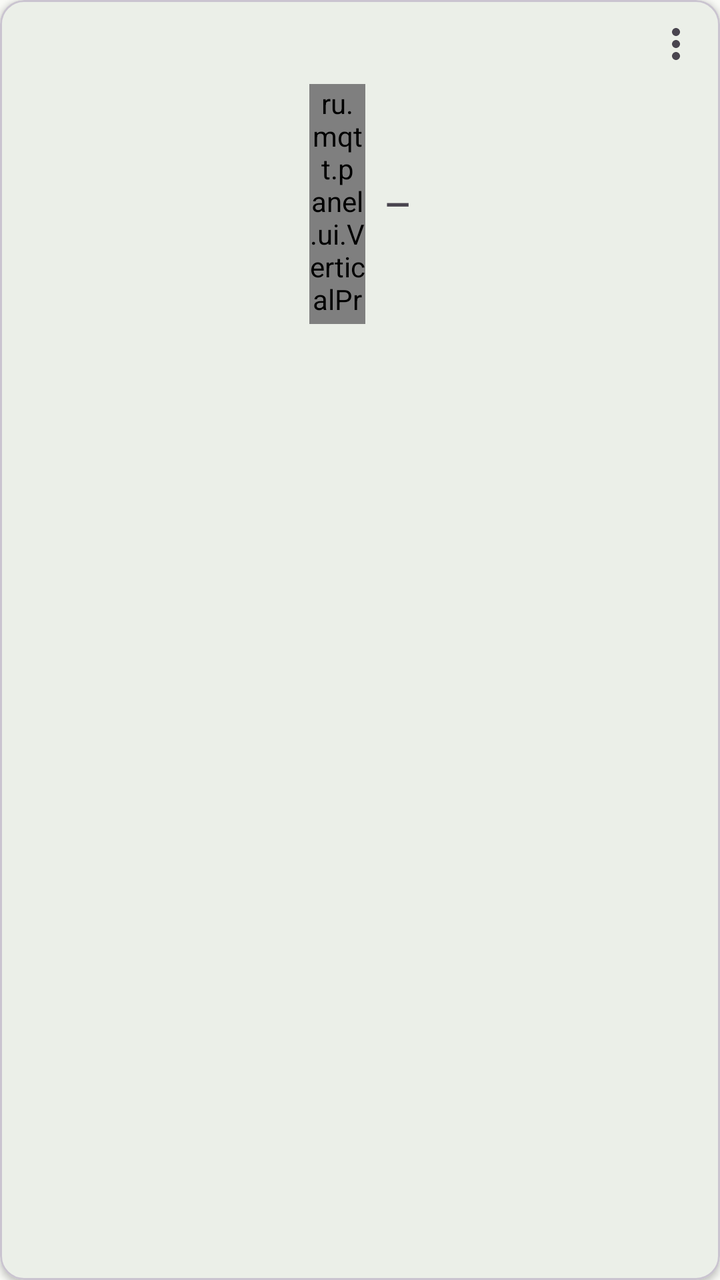
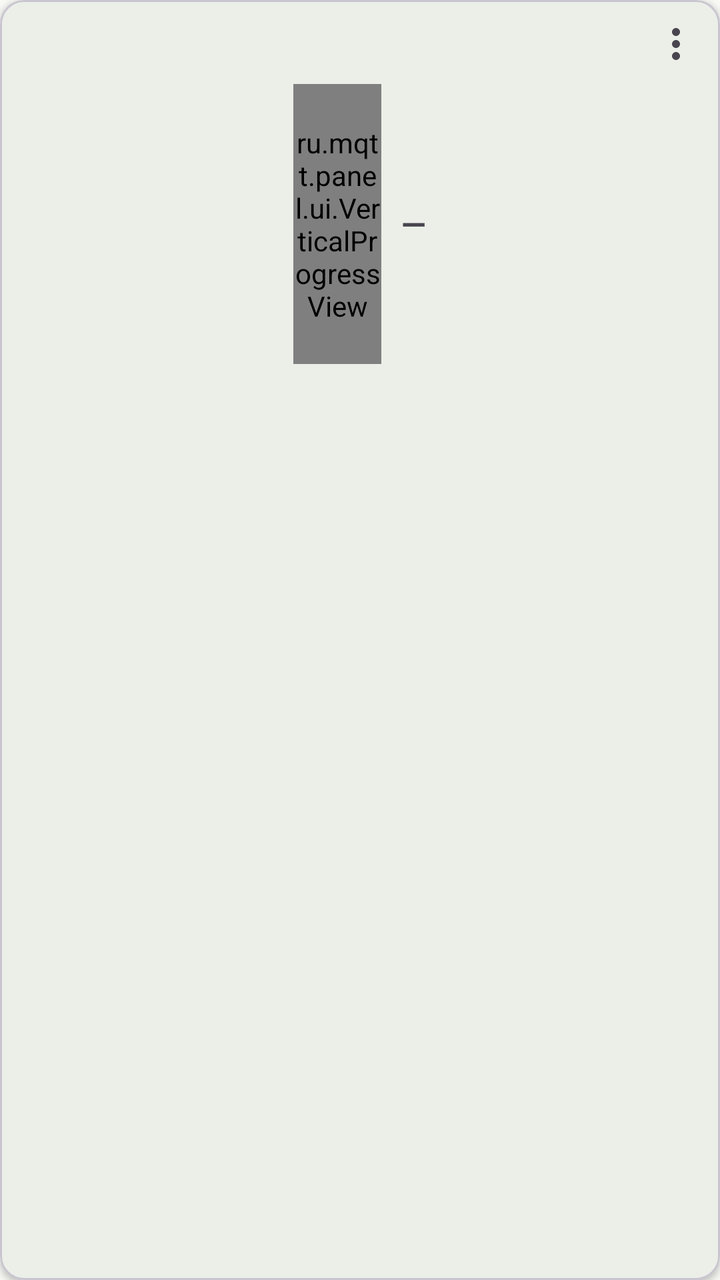

Screens rendered from an Android XML layout before and after an edit, with the pre-edit source and the edit as a unified diff.
<!-- AndroidManifest.xml: application theme Theme.MQTTPanel -->
<!-- res/layout/item_widget_progress_v.xml -->
<?xml version="1.0" encoding="utf-8"?>
<com.google.android.material.card.MaterialCardView xmlns:android="http://schemas.android.com/apk/res/android"
    xmlns:app="http://schemas.android.com/apk/res-auto"
    android:layout_width="match_parent"
    android:layout_height="wrap_content"
    android:layout_margin="4dp"
    app:cardCornerRadius="12dp"
    app:cardElevation="2dp">

    <LinearLayout
        android:layout_width="match_parent"
        android:layout_height="wrap_content"
        android:orientation="vertical"
        android:padding="8dp">

        <FrameLayout
            android:layout_width="match_parent"
            android:layout_height="wrap_content">

            <TextView
                android:id="@+id/tv_name"
                android:layout_width="match_parent"
                android:layout_height="wrap_content"
                android:textSize="11sp"
                android:textColor="?android:attr/textColorSecondary"
                android:maxLines="2"
                android:ellipsize="end" />

            <ImageButton
                android:id="@+id/btn_menu"
                android:layout_width="28dp"
                android:layout_height="28dp"
                android:layout_gravity="end|top"
                android:padding="3dp"
                android:background="?attr/selectableItemBackgroundBorderless"
                android:contentDescription="@string/widget_menu"
                android:src="@drawable/ic_more" />

        </FrameLayout>

        <LinearLayout
            android:layout_width="match_parent"
            android:layout_height="wrap_content"
            android:layout_marginTop="6dp"
            android:gravity="center"
            android:orientation="horizontal">

            
            <ru.mqtt.panel.ui.VerticalProgressView
                android:id="@+id/progress_vertical"
                android:layout_width="28dp"
                android:layout_height="120dp" />

            <TextView
                android:id="@+id/tv_value"
                android:layout_width="wrap_content"
                android:layout_height="wrap_content"
                android:layout_marginStart="10dp"
                android:gravity="start"
                android:textSize="16sp"
                android:textStyle="bold"
                app:autoSizeTextType="uniform"
                app:autoSizeMinTextSize="9sp"
                app:autoSizeMaxTextSize="16sp"
                android:text="—" />

        </LinearLayout>

        <TextView
            android:id="@+id/tv_topic"
            android:layout_width="match_parent"
            android:layout_height="wrap_content"
            android:layout_marginTop="4dp"
            android:textSize="11sp"
            android:textColor="?android:attr/textColorSecondary"
            android:maxLines="1"
            android:ellipsize="middle" />

        <include layout="@layout/view_card_time" />

    </LinearLayout>

</com.google.android.material.card.MaterialCardView>
<!-- res/layout/view_card_time.xml (included above) -->
<?xml version="1.0" encoding="utf-8"?>
<TextView xmlns:android="http://schemas.android.com/apk/res/android"
    android:id="@+id/tv_time"
    android:layout_width="match_parent"
    android:layout_height="wrap_content"
    android:layout_marginTop="2dp"
    android:gravity="end"
    android:textSize="9sp"
    android:textColor="?android:attr/textColorSecondary"
    android:maxLines="1"
    android:visibility="gone" />
<!-- resources referenced by this layout -->
<resources>
  <!-- drawable ic_more (drawable) -->
  <?xml version="1.0" encoding="utf-8"?>
  <vector xmlns:android="http://schemas.android.com/apk/res/android"
      android:width="24dp"
      android:height="24dp"
      android:viewportWidth="24"
      android:viewportHeight="24"
      android:tint="?attr/colorControlNormal">
      <path
          android:fillColor="#FF000000"
          android:pathData="M12,8c1.1,0 2,-0.9 2,-2s-0.9,-2 -2,-2 -2,0.9 -2,2 0.9,2 2,2zM12,10c-1.1,0 -2,0.9 -2,2s0.9,2 2,2 2,-0.9 2,-2 -0.9,-2 -2,-2zM12,16c-1.1,0 -2,0.9 -2,2s0.9,2 2,2 2,-0.9 2,-2 -0.9,-2 -2,-2z" />
  </vector>
  <string name="widget_menu">Меню панели</string>
  <style name="Theme.MQTTPanel" parent="Theme.Material3.Light.NoActionBar">
          <item name="colorPrimary">@color/md_theme_primary</item>
          <item name="colorOnPrimary">@color/md_theme_onPrimary</item>
          <item name="colorPrimaryContainer">@color/md_theme_primaryContainer</item>
          <item name="colorSecondary">@color/md_theme_secondary</item>
          <item name="colorOnSecondary">@color/md_theme_onSecondary</item>
          <item name="colorSecondaryContainer">@color/md_theme_secondaryContainer</item>
          <item name="android:colorBackground">@color/md_theme_surface</item>
          <item name="colorSurface">@color/md_theme_surface</item>
          <item name="colorOnSurface">@color/md_theme_onSurface</item>
          <item name="colorError">@color/md_theme_error</item>
          <item name="android:statusBarColor">?attr/colorPrimaryContainer</item>
      </style>
  <color name="md_theme_primary">#386A36</color>
  <color name="md_theme_onPrimary">#FFFFFF</color>
  <color name="md_theme_primaryContainer">#B9F3B2</color>
  <color name="md_theme_secondary">#54634F</color>
  <color name="md_theme_onSecondary">#FFFFFF</color>
  <color name="md_theme_secondaryContainer">#D7E8CF</color>
  <color name="md_theme_surface">#F9FAF6</color>
  <color name="md_theme_onSurface">#191C1A</color>
  <color name="md_theme_error">#BA1A1A</color>
</resources>

<!-- the commit's change to res/layout/item_widget_progress_v.xml (unified diff, before → after) -->
@@ -48,8 +48,8 @@
             
             <ru.mqtt.panel.ui.VerticalProgressView
                 android:id="@+id/progress_vertical"
-                android:layout_width="28dp"
-                android:layout_height="120dp" />
+                android:layout_width="44dp"
+                android:layout_height="140dp" />
 
             <TextView
                 android:id="@+id/tv_value"
